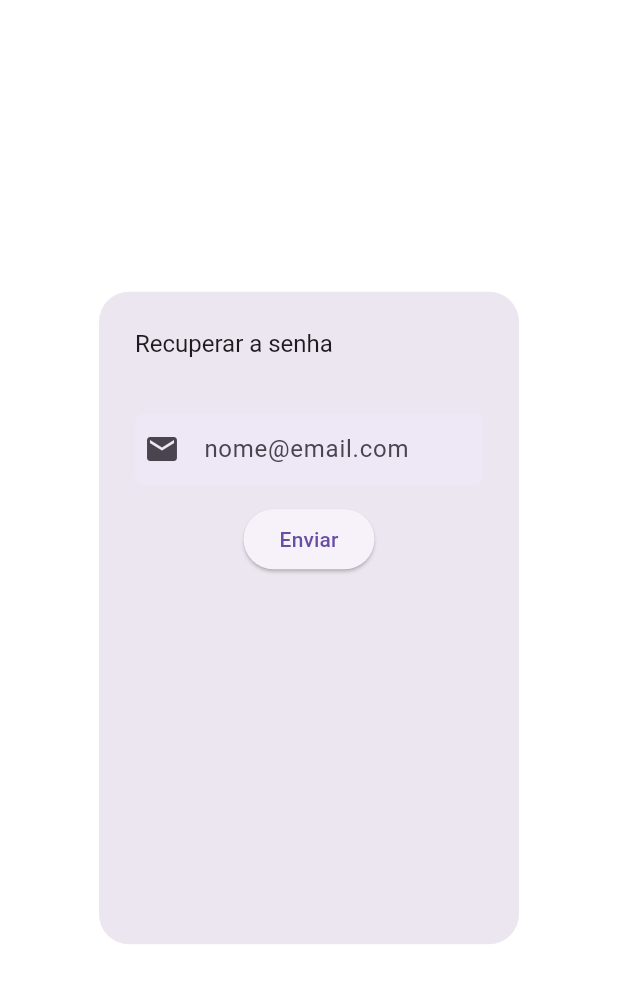
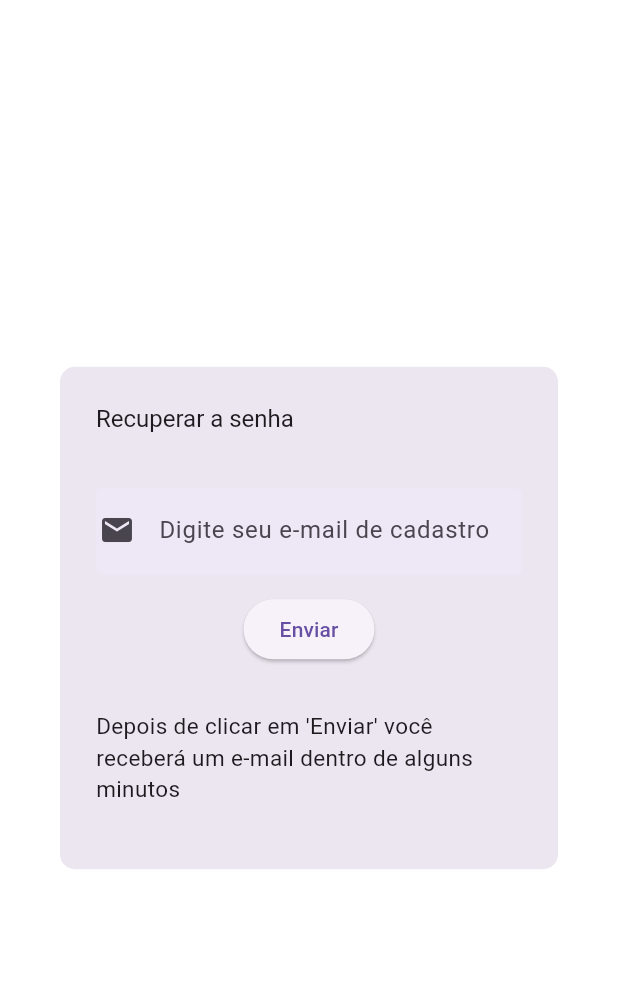
Before and after one commit to Alequeixam/Aplicativo-de-Lista-de-Compras, a Flutter app: the Recuperacao screen opened by its route, on a phone screen of 412 x 824 dp. Shown: the top 983 px of the screen. Run offline on Flutter 3.47's test engine with Material 3 defaults, Android fonts, the phone set to English and light mode, and no system bars; our stand-ins replace device_preview, email_validator.

Commit message:
recuperar senha UI

```diff
--- a/app_lista_compras/lib/view/recuperacao_view.dart
+++ b/app_lista_compras/lib/view/recuperacao_view.dart
@@ -11,7 +11,6 @@ class Recuperacao extends StatefulWidget {
 }
 
 class _RecuperacaoState extends State<Recuperacao> {
-
   //Identificador do formulário
   final _formKey = GlobalKey<FormState>();
 
@@ -20,7 +19,7 @@ class _RecuperacaoState extends State<Recuperacao> {
     return AlertDialog(
       shape: RoundedRectangleBorder(
         borderRadius: BorderRadius.all(
-          Radius.circular(20.0),
+          Radius.circular(10.0),
         ),
       ),
       title: Text(
@@ -30,26 +29,24 @@ class _RecuperacaoState extends State<Recuperacao> {
         ),
       ),
       content: Container(
-        height: 350,
+        height: 250,
         child: Form(
           key: _formKey,
           child: Column(
             children: [
               SizedBox(height: 20),
               Container(
-                padding: EdgeInsets.symmetric(
-                  horizontal: 6,
-                ),
+                padding: EdgeInsets.fromLTRB(2, 0, 0, 2),
                 decoration: BoxDecoration(
-                  borderRadius: BorderRadius.circular(6),
+                  borderRadius: BorderRadius.circular(4),
                   color: Colors.deepPurple[50],
                 ),
                 child: TextFormField(
-                  decoration: const InputDecoration(
-                    //labelText: 'Digite seu e-mail',
+                  decoration: InputDecoration(
+                    labelText: 'Digite seu e-mail de cadastro',
                     icon: Icon(Icons.email),
                     border: InputBorder.none,
-                    hintText: 'nome@email.com',
+                    //hintText: 'nome@email.com',
                   ),
                   validator: (email) {
                     if (email == null || email.isEmpty) {
@@ -61,19 +58,26 @@ class _RecuperacaoState extends State<Recuperacao> {
                   },
                 ),
               ),
-              SizedBox(height: 12,),
+              SizedBox(height: 12),
               ElevatedButton(
                 onPressed: () {
-                  if(_formKey.currentState!.validate()) {
+                  if (_formKey.currentState!.validate()) {
                     Navigator.pop(context);
+                    ScaffoldMessenger.of(context).showSnackBar(SnackBar(
+                      content: Text(
+                          "Um link de recuperação foi enviado para o e-mail informado"),
+                    ));
                   }
                 },
-                  child: Text(
-                    "Enviar",
-
-                  ),
-              )
-
+                child: Text(
+                  "Enviar",
+                ),
+              ),
+              SizedBox(height: 30),
+              Text(
+                "Depois de clicar em 'Enviar' você receberá um e-mail dentro de alguns minutos",
+                style: TextStyle(fontSize: 15),
+              ),
             ],
           ),
         ),
```
Also changed, not shown: app_lista_compras/lib/view/login_view.dart (+4 -81 lines).
